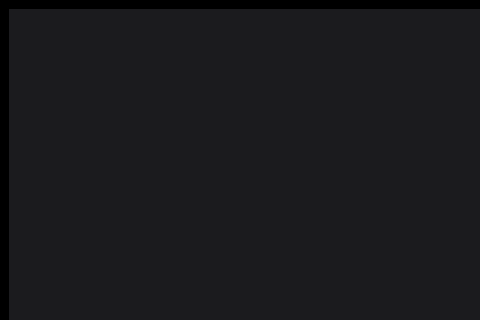
Skalik2/LinuxAppCpp, file LinuxProject/mainwindow.ui: the form before one commit; both pictures show x 0 to 480 and y 0 to 320 of the 1272 by 640 pixel window.
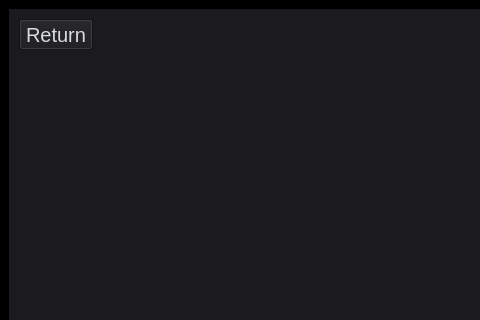
The form after the commit. The open tabs and pages were chosen to show the change.

```diff
--- a/LinuxProject/mainwindow.ui
+++ b/LinuxProject/mainwindow.ui
@@ -16,6 +16,11 @@
     <height>16777215</height>
    </size>
   </property>
+  <property name="font">
+   <font>
+    <pointsize>15</pointsize>
+   </font>
+  </property>
   <property name="windowTitle">
    <string>MainWindow</string>
   </property>
@@ -1571,7 +1576,27 @@
         </item>
        </layout>
       </widget>
-      <widget class="QWidget" name="viewProductionPage"/>
+      <widget class="QWidget" name="viewProductionPage">
+       <widget class="QPushButton" name="pushButtonReturn_2">
+        <property name="geometry">
+         <rect>
+          <x>10</x>
+          <y>10</y>
+          <width>74</width>
+          <height>31</height>
+         </rect>
+        </property>
+        <property name="font">
+         <font>
+          <pointsize>15</pointsize>
+          <bold>false</bold>
+         </font>
+        </property>
+        <property name="text">
+         <string>Return</string>
+        </property>
+       </widget>
+      </widget>
      </widget>
     </item>
    </layout>
```
Left out of the diff: 13 changed lines with no effect on the pictures.
